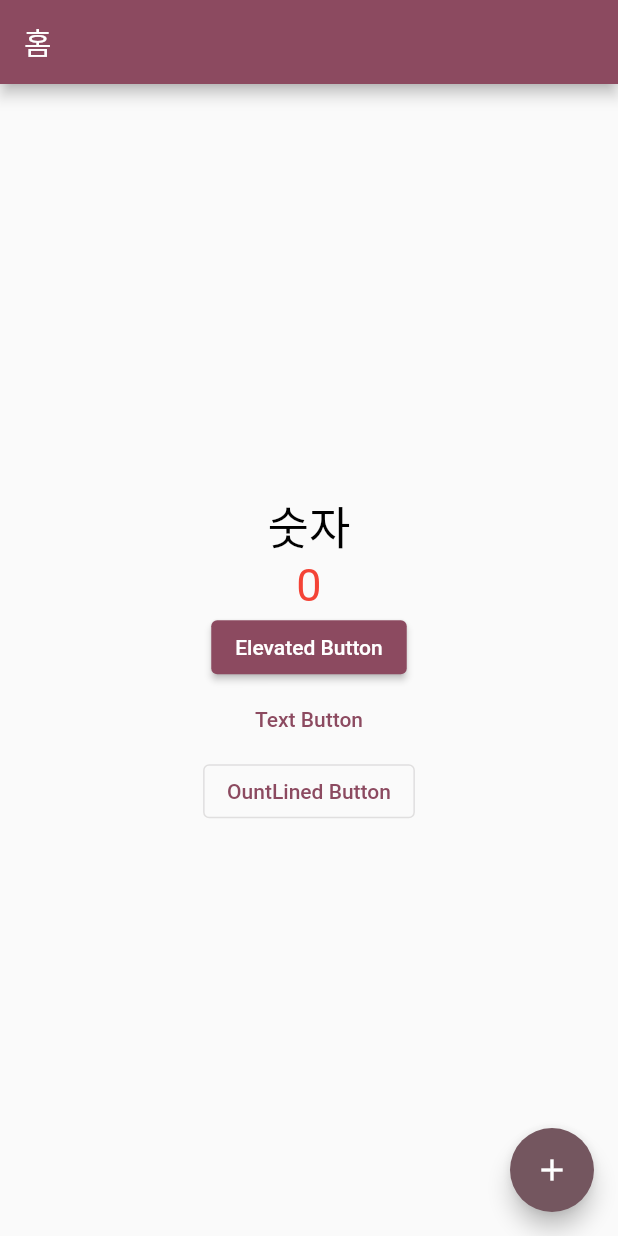
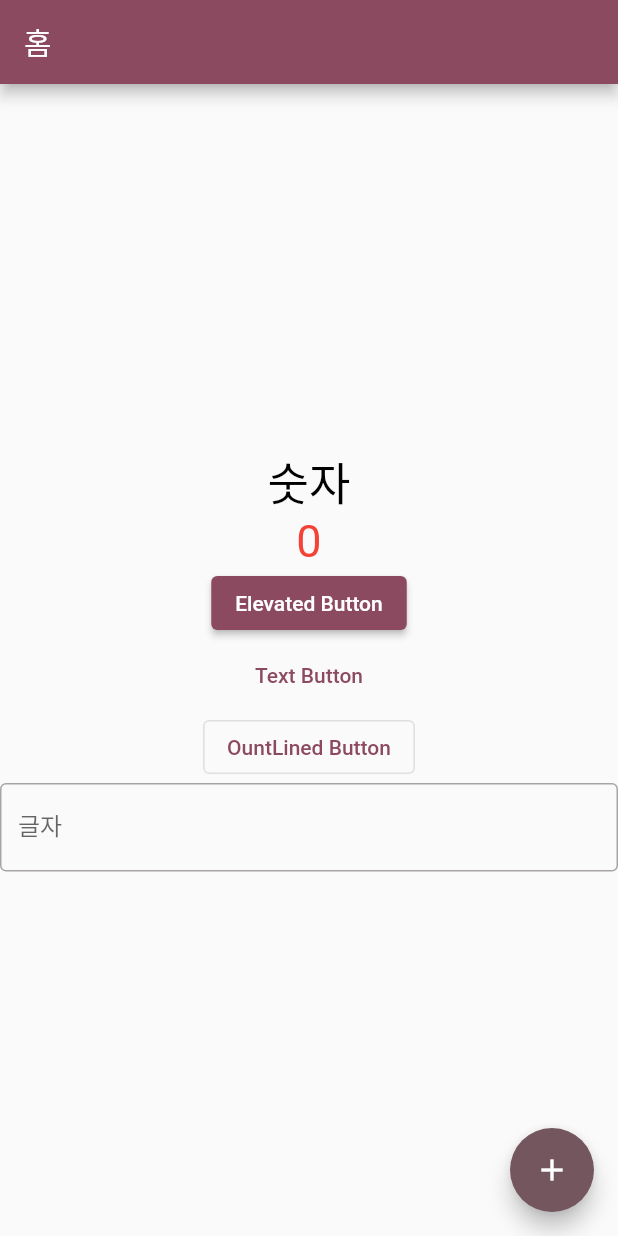
Before and after one commit to cleanwash/hello_flutter, a Flutter app: the screen it shows after launch, on a phone screen of 412 x 824 dp. Run offline on Flutter 3.47's test engine with Material 3 defaults, Android fonts, the phone set to English and light mode, and no system bars.

Commit message:
Feat:Textfield 꾸미기

```diff
--- a/lib/main_page.dart
+++ b/lib/main_page.dart
@@ -54,7 +54,17 @@ class _MainPageState extends State<MainPage> {
             OutlinedButton(
               onPressed: () {},
               child: Text('OuntLined Button'),
-            )
+            ),
+            //TextField 꾸미기 속성
+            TextField(
+              decoration: InputDecoration(
+                labelText: '글자',
+                border: OutlineInputBorder(),
+              ),
+              onChanged: (text) {
+                print(text);
+              },
+            ),
           ],
         ),
       ),
```
